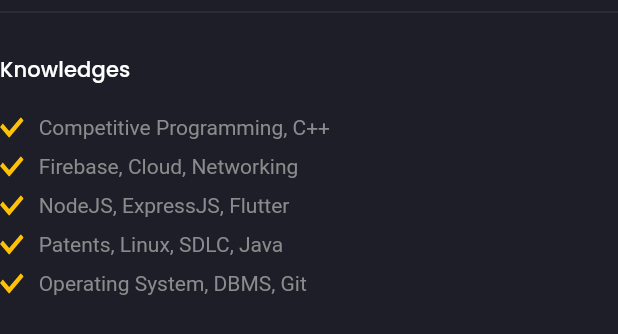
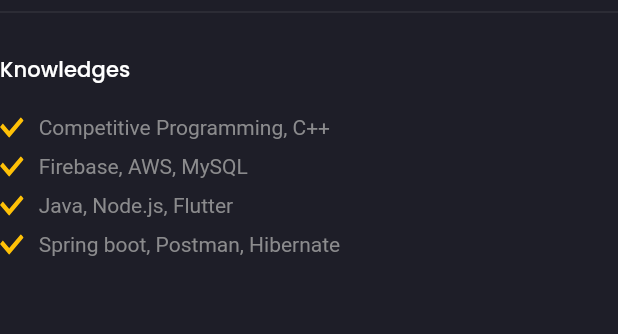
Before and after one commit to simran1901/Simran-s-Portfolio, a Flutter app: the Knowledges widget shown alone on an empty page, opened directly, on a phone screen of 412 x 824 dp. Shown: the top 334 px of the screen. Run offline on Flutter 3.47's test engine with Material 2 defaults, Android fonts, the light colour scheme and no system bars; our stand-ins replace animated_text_kit, flutter_svg, google_fonts; missing offline and left inert: dart:html.

Commit message:
updated info

```diff
--- a/lib/constants.dart
+++ b/lib/constants.dart
@@ -14,6 +14,6 @@
 const github = 'https://github.com/simran1901/';
 const twitter = 'https://twitter.com/SimranMakhijan6/';
 const coding = 'https://clist.by/coder/simranmakhijani55/';
-const resume = 'https://bit.ly/377WdNw';
+const resume = 'https://shorturl.at/otX36';
 
-// assets: https://bit.ly/3jF85Jv
+// assets: https://shorturl.at/dmrt9
--- a/lib/screens/main/components/coding.dart
+++ b/lib/screens/main/components/coding.dart
@@ -23,7 +23,7 @@
         ),
         AnimatedLinearProgressIndicator(
           percentage: 0.87,
-          label: "Dart",
+          label: "Java",
         ),
         AnimatedLinearProgressIndicator(
           percentage: 0.68,
@@ -35,7 +35,7 @@
         ),
         AnimatedLinearProgressIndicator(
           percentage: 0.75,
-          label: "Java",
+          label: "Dart",
         ),
       ],
     );
--- a/lib/screens/main/components/knowledges.dart
+++ b/lib/screens/main/components/knowledges.dart
@@ -23,10 +23,9 @@
           ),
         ),
         KnowledgeText(text: "Competitive Programming, C++"),
-        KnowledgeText(text: "Firebase, Cloud, Networking"),
-        KnowledgeText(text: "NodeJS, ExpressJS, Flutter"),
-        KnowledgeText(text: "Patents, Linux, SDLC, Java"),
-        KnowledgeText(text: "Operating System, DBMS, Git"),
+        KnowledgeText(text: "Firebase, AWS, MySQL"),
+        KnowledgeText(text: "Java, Node.js, Flutter"),
+        KnowledgeText(text: "Spring boot, Postman, Hibernate"),
       ],
     );
   }
```
